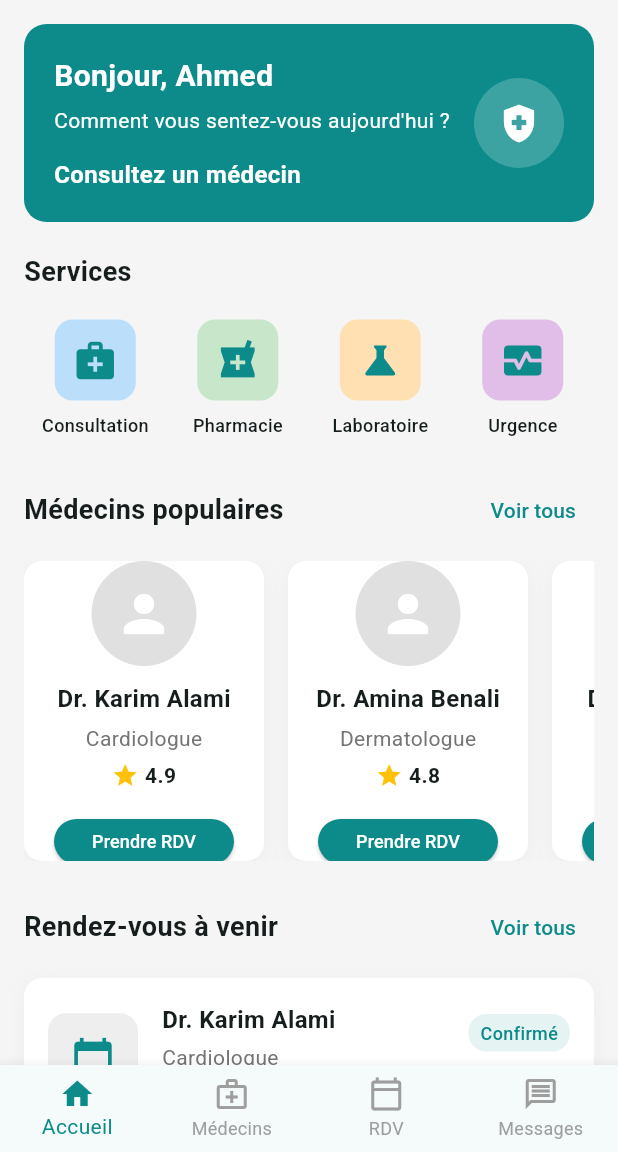
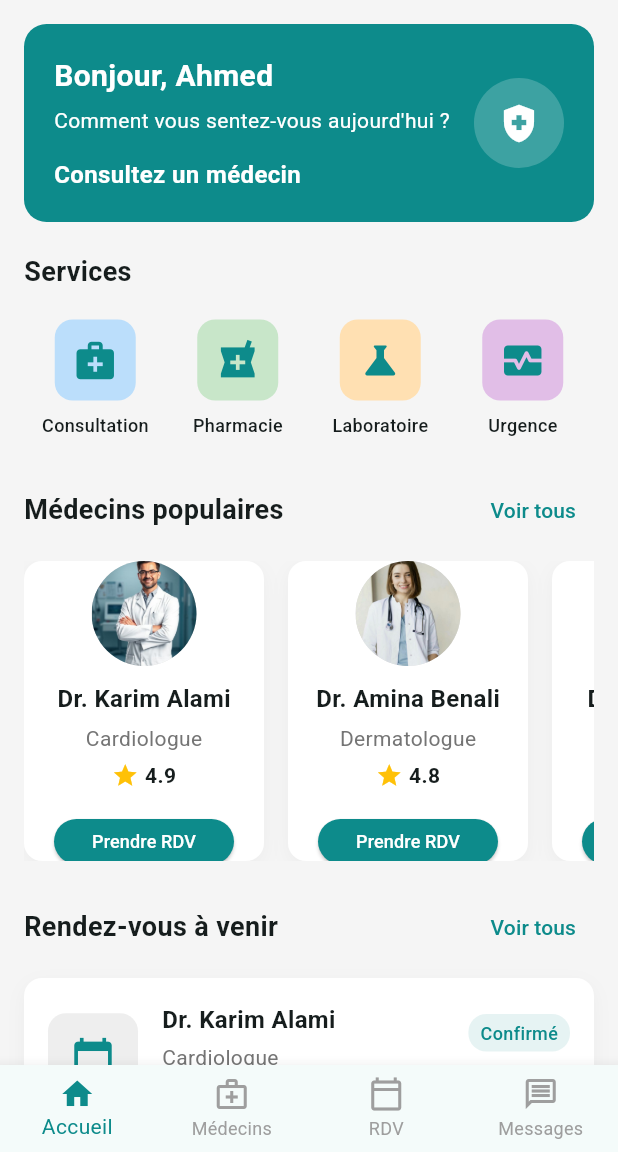
Before and after one commit to CHEIF03/AloDo0c, a Flutter app: the HomeScreen screen opened by its route, on a phone screen of 412 x 824 dp, the part 84-1236 px from its top. Run offline on Flutter 3.47's test engine with Material 3 defaults, Android fonts, the light colour scheme and no system bars; our stand-ins replace font_awesome_flutter, share_plus, shared_preferences, table_calendar; missing offline and left inert: maps_launcher; accounts and stored records are empty.

Commit message:
adding pictures to HomeScreen Page

```diff
--- a/lib/screens/Authentification/connexion_screen.dart
+++ b/lib/screens/Authentification/connexion_screen.dart
@@ -30,6 +30,7 @@ class _ConnexionScreenState extends State<ConnexionScreen> {
       setState(() {
         _isLoading = true;
       });
+
 
       // Simuler une connexion (en pratique, vous appelleriez votre API ici)
       Future.delayed(const Duration(seconds: 2), () {
--- a/lib/screens/home_screen.dart
+++ b/lib/screens/home_screen.dart
@@ -239,16 +239,19 @@ class HomeTab extends StatelessWidget {
                   name: 'Dr. Karim Alami',
                   speciality: 'Cardiologue',
                   rating: 4.9,
+                  imagePath: 'assets/images/med1.jpg',
                 ),
                 _buildDoctorCard(
                   name: 'Dr. Amina Benali',
                   speciality: 'Dermatologue',
                   rating: 4.8,
+                  imagePath: 'assets/images/doc8.jpeg',
                 ),
                 _buildDoctorCard(
                   name: 'Dr. Mehdi Rami',
                   speciality: 'Pédiatre',
                   rating: 4.7,
+                  imagePath: 'assets/images/med2.png',
                 ),
               ],
             ),
@@ -335,11 +338,11 @@ class HomeTab extends StatelessWidget {
     );
   }
 
-  // Widget pour les cartes de médecin
   Widget _buildDoctorCard({
     required String name,
     required String speciality,
     required double rating,
+    required String imagePath, // Chemin local de l'image
   }) {
     return Container(
       width: 160,
@@ -361,11 +364,8 @@ class HomeTab extends StatelessWidget {
           CircleAvatar(
             radius: 35,
             backgroundColor: Colors.grey[300],
-            child: const Icon(
-              Icons.person,
-              size: 40,
-              color: Colors.white,
-            ),
+            // Utiliser AssetImage pour les images locales
+            backgroundImage: AssetImage(imagePath),
           ),
           const SizedBox(height: 10),
           Text(
```
